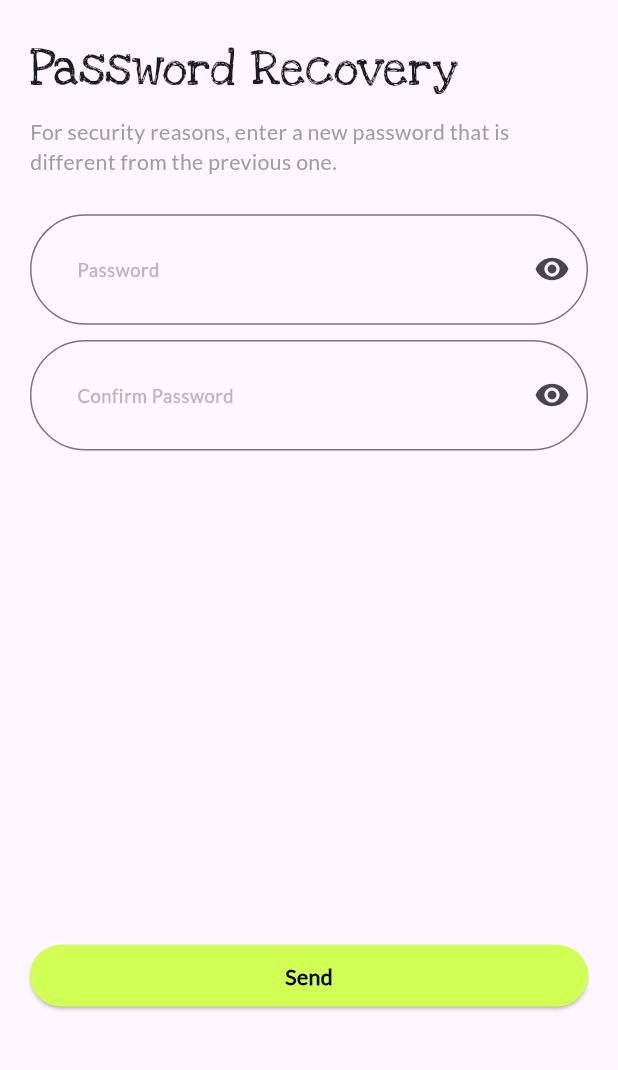
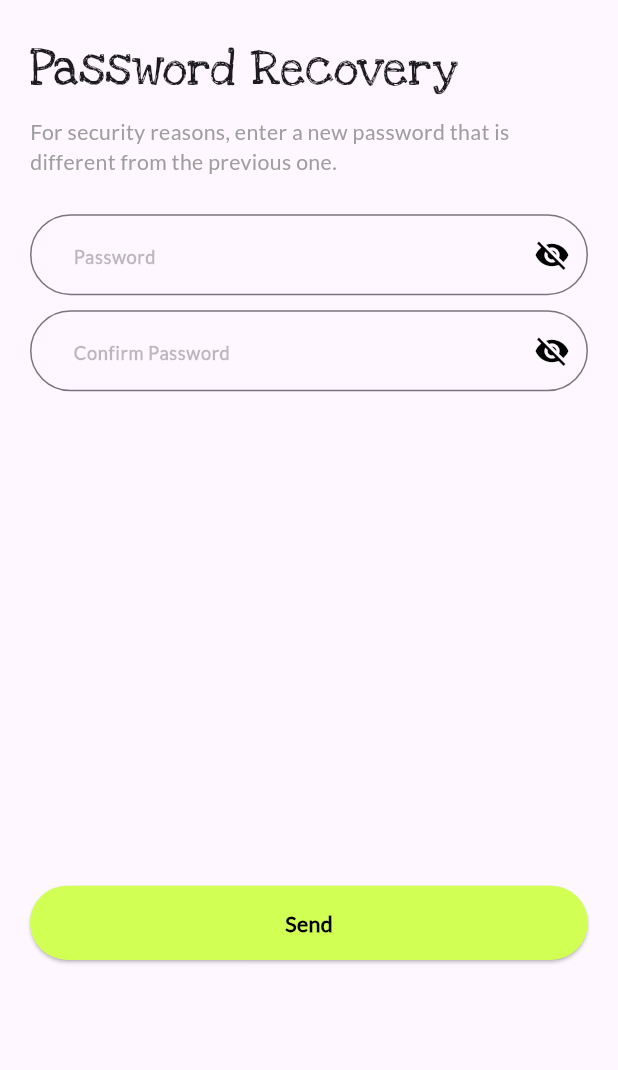
Before and after one commit to Olamidotune/Rootscards, a Flutter app: the PasswordRecovery screen opened by its route, on a phone screen of 412 x 824 dp, the part 57-1127 px from its top. Run offline on Flutter 3.47's test engine with Material 3 defaults, Android fonts, the light colour scheme and no system bars; our stand-ins replace bloc, carousel_slider, device_info_plus, email_validator, equatable, flutter_bloc and 5 more; accounts and stored records are empty.

Commit message:
chore: minor changes

```diff
--- a/lib/src/presentation/screens/auth/passowrd/password_recovery.dart
+++ b/lib/src/presentation/screens/auth/passowrd/password_recovery.dart
@@ -4,6 +4,7 @@ import 'package:rootscards/config/colors.dart';
 import 'package:rootscards/config/dimensions.dart';
 import 'package:rootscards/extensions/build_context.dart';
 import 'package:rootscards/src/shared/widgets/button.dart';
+import 'package:rootscards/src/shared/widgets/custom_text_form_field.dart';
 
 class PasswordRecovery extends StatefulWidget {
   static const String routeName = "password_recovery_screen";
@@ -19,8 +20,8 @@ class _PasswordRecoveryState extends State<PasswordRecovery> {
   final FocusNode _passwordFocusNode1 = FocusNode();
   final FocusNode _passwordFocusNode2 = FocusNode();
   final GlobalKey<FormState> _formKey = GlobalKey<FormState>();
-  bool _obscurePassword1 = true;
-  bool _obscurePassword2 = true;
+  bool _obscurePassword1 = false;
+  bool _obscurePassword2 = false;
 // ignore: prefer_final_fields
   bool _busy = false;
 
@@ -82,66 +83,56 @@ class _PasswordRecoveryState extends State<PasswordRecovery> {
                             context.textTheme.bodyMedium!.copyWith(color: GREY),
                       ),
                       AppSpacing.verticalSpaceMedium,
-                      TextFormField(
-                        keyboardType: TextInputType.text,
+                      CustomTextField(
+                        suffixIcon: IconButton(
+                          icon: Icon(
+                            _obscurePassword1
+                                ? Icons.visibility
+                                : Icons.visibility_off,
+                            color: BLACK,
+                          ),
+                          onPressed: () {
+                            setState(() {
+                              _obscurePassword1 = !_obscurePassword1;
+                            });
+                          },
+                        ),
+                        hintText: 'Password',
+                        textInputType: TextInputType.text,
                         controller: _passwordController1,
                         focusNode: _passwordFocusNode1,
                         textInputAction: TextInputAction.go,
                         obscureText: _obscurePassword1,
-                        // onFieldSubmitted: (_) => _signIn(
-                        //     _emailController.text,
-                        //     _passwordController.text,
-                        //     context),
-
+                        inputFormatters: [],
+                        autoCorrect: true,
                         validator: (value) {
                           if (value == null || value.isEmpty) {
                             return "Please provide a password.";
                           }
                           return null;
                         },
-                        style: context.textTheme.bodySmall!.copyWith(
-                          color: BLACK,
-                        ),
-                        autofillHints: const [AutofillHints.email],
-                        decoration: InputDecoration(
-                          contentPadding: EdgeInsets.symmetric(
-                              vertical: .035.sh, horizontal: 25.w),
-                          suffixIcon: IconButton(
-                              onPressed: () => setState(
-                                  () => _obscurePassword1 = !_obscurePassword1),
-                              icon: _obscurePassword1
-                                  ? const Icon(Icons.visibility)
-                                  : const Icon(Icons.visibility_off)),
-                          hintText: "Password",
-                          hintStyle: const TextStyle(
-                              color: Colors.black26,
-                              fontWeight: FontWeight.bold),
-                          border: const OutlineInputBorder(
-                            borderRadius: BorderRadius.all(
-                              Radius.circular(60),
-                            ),
-                          ),
-                          focusedBorder: const OutlineInputBorder(
-                            borderSide: BorderSide(color: BUTTONGREEN),
-                            borderRadius: BorderRadius.all(
-                              Radius.circular(
-                                60,
-                              ),
-                            ),
-                          ),
-                        ),
                       ),
                       AppSpacing.verticalSpaceSmall,
-                      TextFormField(
-                        keyboardType: TextInputType.text,
+                      CustomTextField(
+                        suffixIcon: IconButton(
+                          icon: Icon(
+                            _obscurePassword2
+                                ? Icons.visibility
+                                : Icons.visibility_off,
+                            color: BLACK,
+                          ),
+                          onPressed: () {
+                            setState(() {
+                              _obscurePassword2 = !_obscurePassword2;
+                            });
+                          },
+                        ),
+                        hintText: 'Confirm Password',
+                        textInputType: TextInputType.text,
                         controller: _passwordController2,
                         focusNode: _passwordFocusNode2,
                         textInputAction: TextInputAction.go,
                         obscureText: _obscurePassword2,
-                        // onFieldSubmitted: (_) => _signIn(
-                        //     _emailController.text,
-                        //     _passwordController.text,
-                        //     context),
                         validator: (value) {
                           if (value == null || value.isEmpty) {
                             return "Please provide a password.";
@@ -151,40 +142,9 @@ class _PasswordRecoveryState extends State<PasswordRecovery> {
                           }
                           return null;
                         },
-                        style: context.textTheme.bodySmall!.copyWith(
-                          color: BLACK,
-                        ),
-                        autofillHints: const [AutofillHints.email],
-                        decoration: InputDecoration(
-                          contentPadding: EdgeInsets.symmetric(
-                              vertical: .035.sh, horizontal: 25.w),
-                          suffixIcon: IconButton(
-                              onPressed: () => setState(
-                                  () => _obscurePassword2 = !_obscurePassword2),
-                              icon: _obscurePassword2
-                                  ? const Icon(Icons.visibility)
-                                  : const Icon(Icons.visibility_off)),
-                          hintText: "Confirm Password",
-                          hintStyle: const TextStyle(
-                              color: Colors.black26,
-                              fontWeight: FontWeight.bold),
-                          border: const OutlineInputBorder(
-                            borderRadius: BorderRadius.all(
-                              Radius.circular(60),
-                            ),
-                          ),
-                          focusedBorder: const OutlineInputBorder(
-                            borderSide: BorderSide(color: BUTTONGREEN),
-                            borderRadius: BorderRadius.all(
-                              Radius.circular(
-                                60,
-                              ),
-                            ),
-                          ),
-                        ),
                       ),
                       SizedBox(
-                      height: .4.sh,
+                        height: .4.sh,
                       ),
                       Button(
                         busy: _busy,
--- a/lib/src/presentation/screens/auth/sign_in/sign_in.dart
+++ b/lib/src/presentation/screens/auth/sign_in/sign_in.dart
@@ -213,6 +213,7 @@ class _SignInScreenState extends State<SignInScreen>
                                     child: Column(
                                       children: [
                                         CustomTextField(
+                                          height: .1,
                                           controller: _emailController,
                                           hintText: "Email or Username",
                                           validator: (value) {
--- a/lib/src/shared/widgets/button.dart
+++ b/lib/src/shared/widgets/button.dart
@@ -30,7 +30,7 @@ class Button extends StatelessWidget {
   Widget build(BuildContext context) {
     return Container(
       width: double.infinity,
-      height: .05.sh,
+      height: .06.sh,
       child: ElevatedButton(
         style: ButtonStyle(
           backgroundColor:
--- a/lib/src/shared/widgets/custom_text_form_field.dart
+++ b/lib/src/shared/widgets/custom_text_form_field.dart
@@ -72,7 +72,7 @@ class CustomTextField extends StatelessWidget {
         suffixIcon: suffixIcon,
         prefix: prefix,
         prefixIcon: prefixIcon,
-        contentPadding: EdgeInsets.symmetric(vertical: 10, horizontal: 25),
+        contentPadding: EdgeInsets.symmetric(vertical: 15, horizontal: 25),
         hintStyle: Theme.of(context)
             .textTheme
             .bodySmall!
--- a/lib/src/shared/widgets/get_started_button.dart
+++ b/lib/src/shared/widgets/get_started_button.dart
@@ -26,7 +26,7 @@ class GetStartedButton extends StatelessWidget {
           bottom: 5,
         ),
         width: double.infinity,
-            height: .05.sh,
+            height: .06.sh,
         decoration: BoxDecoration(
           color: BLACK,
           borderRadius: BorderRadius.circular(30),
--- a/lib/src/shared/widgets/login_button.dart
+++ b/lib/src/shared/widgets/login_button.dart
@@ -25,7 +25,7 @@ class LoginButton extends StatelessWidget {
           bottom: 5,
         ),
         width: double.infinity,
-        height: .05.sh,
+        height: .06.sh,
         decoration: BoxDecoration(
           borderRadius: BorderRadius.circular(30),
           border: Border.all(color: BLACK),
--- a/lib/src/shared/widgets/skip_button.dart
+++ b/lib/src/shared/widgets/skip_button.dart
@@ -15,7 +15,7 @@ class SkipButton extends StatelessWidget {
         bottom: 5,
       ),
       width: .2.sw,
-      height: .04.sh,
+      height: .05.sh,
       decoration: BoxDecoration(
         color: Colors.transparent,
         borderRadius: BorderRadius.circular(30),
--- a/lib/src/shared/widgets/small_social_button.dart
+++ b/lib/src/shared/widgets/small_social_button.dart
@@ -17,7 +17,7 @@ class SmallSocialButton extends StatelessWidget {
     return GestureDetector(
       onTap: onPressed,
       child: Container(
-        height: .07.sh,
+        height: .06.sh,
         padding: EdgeInsets.symmetric(vertical: .02.sh),
         decoration: BoxDecoration(
             borderRadius: BorderRadius.circular(60.w),
```
Also changed, not shown: lib/src/presentation/screens/auth/passowrd/forgot_password.dart (+4 -28 lines), lib/src/shared/widgets/big_social_media_button.dart (+9 -3 lines).
